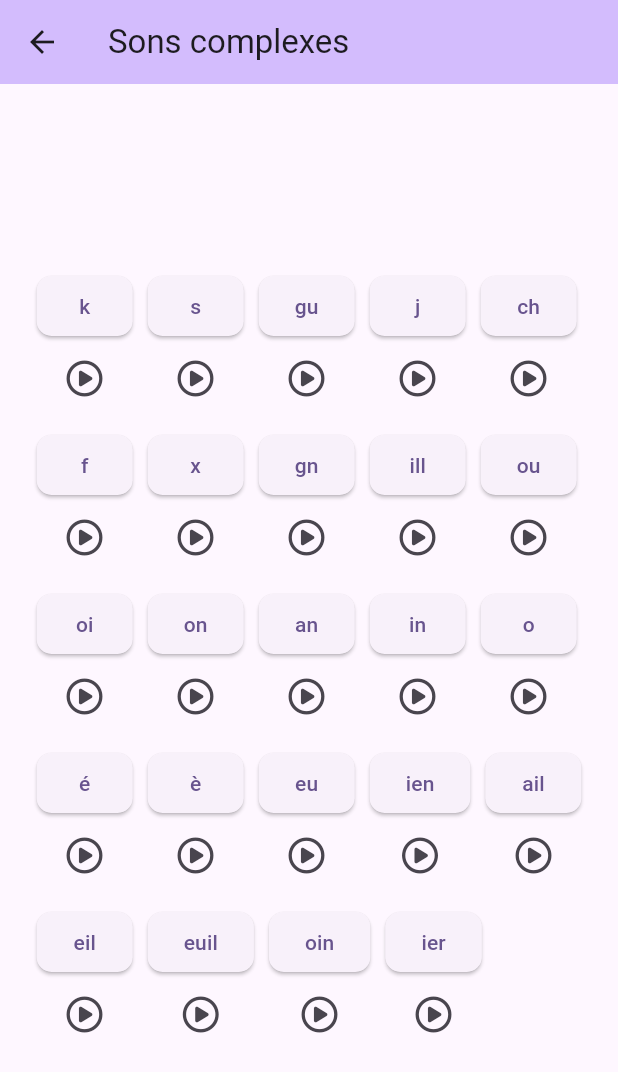
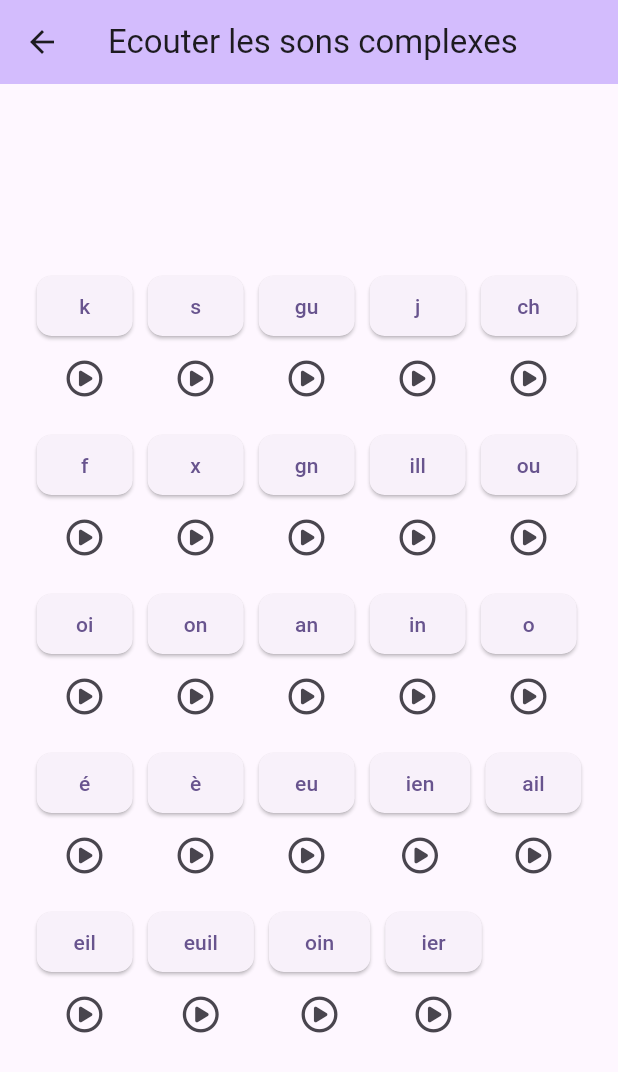
Before and after one commit to loloof64/EntrainementLecture, a Flutter app: the SoundsMenuScreen screen opened directly, after a tap on "Complexes", on a phone screen of 412 x 824 dp. Shown: the top 1072 px of the screen. Run offline on Flutter 3.47's test engine with Material 2 defaults, Android fonts, the light colour scheme and no system bars; our stand-ins replace font_awesome_flutter; missing offline and left inert: minisound.

Commit message:
Improved screens titles

```diff
--- a/lib/screens/listening/complex_sound.dart
+++ b/lib/screens/listening/complex_sound.dart
@@ -37,7 +37,7 @@ class ComplexSoundListeningScreen extends StatelessWidget {
     return Scaffold(
       appBar: AppBar(
         backgroundColor: Theme.of(context).colorScheme.inversePrimary,
-        title: Text('Son complexe $soundElement'),
+        title: Text('Ecouter le son complexe $soundElement'),
       ),
       body: Center(
         child: Wrap(
--- a/lib/screens/listening/consons.dart
+++ b/lib/screens/listening/consons.dart
@@ -22,7 +22,7 @@ class ConsonsListeningScreen extends StatelessWidget {
     return Scaffold(
       appBar: AppBar(
         backgroundColor: Theme.of(context).colorScheme.inversePrimary,
-        title: const Text('Consonnes'),
+        title: const Text('Ecouter les consonnes'),
       ),
       body: Center(
         child: Wrap(
--- a/lib/screens/listening/simple_sound.dart
+++ b/lib/screens/listening/simple_sound.dart
@@ -29,7 +29,7 @@ class SimpleSoundListeningScreen extends StatelessWidget {
     return Scaffold(
       appBar: AppBar(
         backgroundColor: Theme.of(context).colorScheme.inversePrimary,
-        title: Text('Son simple $soundElement'),
+        title: Text('Ecouter le son simple $soundElement'),
       ),
       body: Center(
         child: Wrap(
--- a/lib/screens/listening/voyels.dart
+++ b/lib/screens/listening/voyels.dart
@@ -22,7 +22,7 @@ class VoyelsListeningScreen extends StatelessWidget {
     return Scaffold(
       appBar: AppBar(
         backgroundColor: Theme.of(context).colorScheme.inversePrimary,
-        title: const Text('Voyelles'),
+        title: const Text('Ecouter les voyelles'),
       ),
       body: Center(
         child: Wrap(
--- a/lib/screens/listening/words.dart
+++ b/lib/screens/listening/words.dart
@@ -22,7 +22,7 @@ class WordsListeningScreen extends StatelessWidget {
     return Scaffold(
       appBar: AppBar(
         backgroundColor: Theme.of(context).colorScheme.inversePrimary,
-        title: const Text('Mots'),
+        title: const Text('Ecouter les mots'),
       ),
       body: Center(
         child: SingleChildScrollView(
--- a/lib/screens/menus/alphabet.dart
+++ b/lib/screens/menus/alphabet.dart
@@ -12,7 +12,7 @@ class AlphabetMenuScreen extends StatelessWidget {
     return Scaffold(
       appBar: AppBar(
         backgroundColor: Theme.of(context).colorScheme.inversePrimary,
-        title: const Text('Alphabet'),
+        title: const Text('Ecouter l\'alphabet'),
       ),
       body: Column(
         mainAxisAlignment: MainAxisAlignment.center,
--- a/lib/screens/menus/complex_sounds.dart
+++ b/lib/screens/menus/complex_sounds.dart
@@ -31,7 +31,7 @@ class ComplexSoundsMenuScreen extends StatelessWidget {
     return Scaffold(
       appBar: AppBar(
         backgroundColor: Theme.of(context).colorScheme.inversePrimary,
-        title: const Text('Sons complexes'),
+        title: const Text('Ecouter les sons complexes'),
       ),
       body: Center(
         child: SingleChildScrollView(
--- a/lib/screens/menus/simple_sounds.dart
+++ b/lib/screens/menus/simple_sounds.dart
@@ -31,7 +31,7 @@ class SimpleSoundsMenuScreen extends StatelessWidget {
     return Scaffold(
       appBar: AppBar(
         backgroundColor: Theme.of(context).colorScheme.inversePrimary,
-        title: const Text('Sons simples'),
+        title: const Text('Ecouter les sons simples'),
       ),
       body: Center(
         child: Wrap(
--- a/lib/screens/menus/sounds.dart
+++ b/lib/screens/menus/sounds.dart
@@ -12,7 +12,7 @@ class SoundsMenuScreen extends StatelessWidget {
     return Scaffold(
       appBar: AppBar(
         backgroundColor: Theme.of(context).colorScheme.inversePrimary,
-        title: const Text('Sons'),
+        title: const Text('Ecouter les sons'),
       ),
       body: Column(
         mainAxisAlignment: MainAxisAlignment.center,
```
